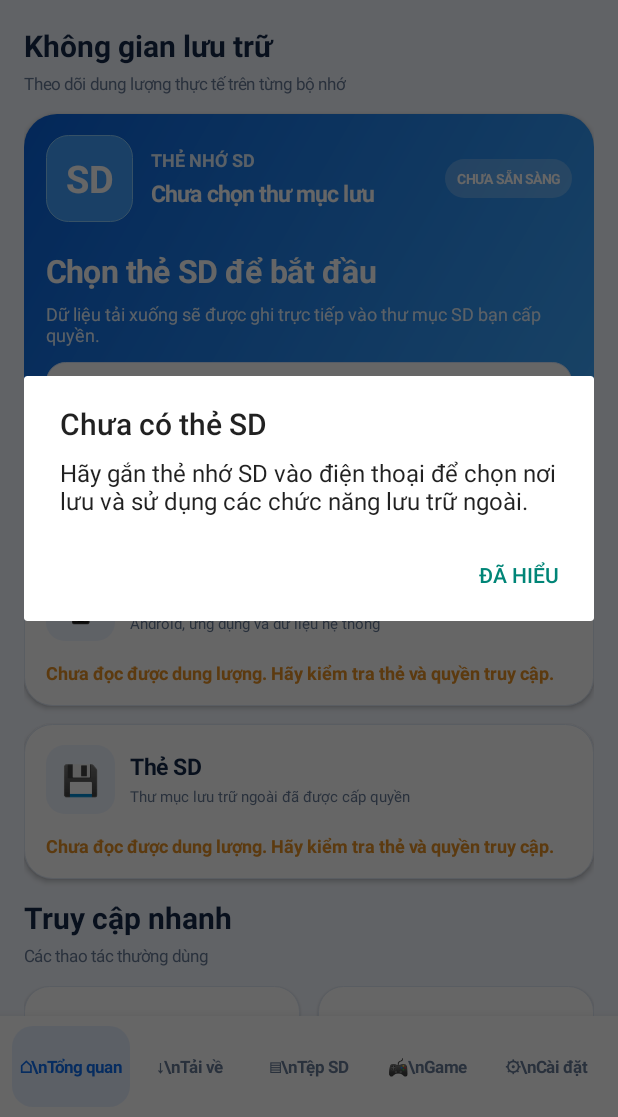
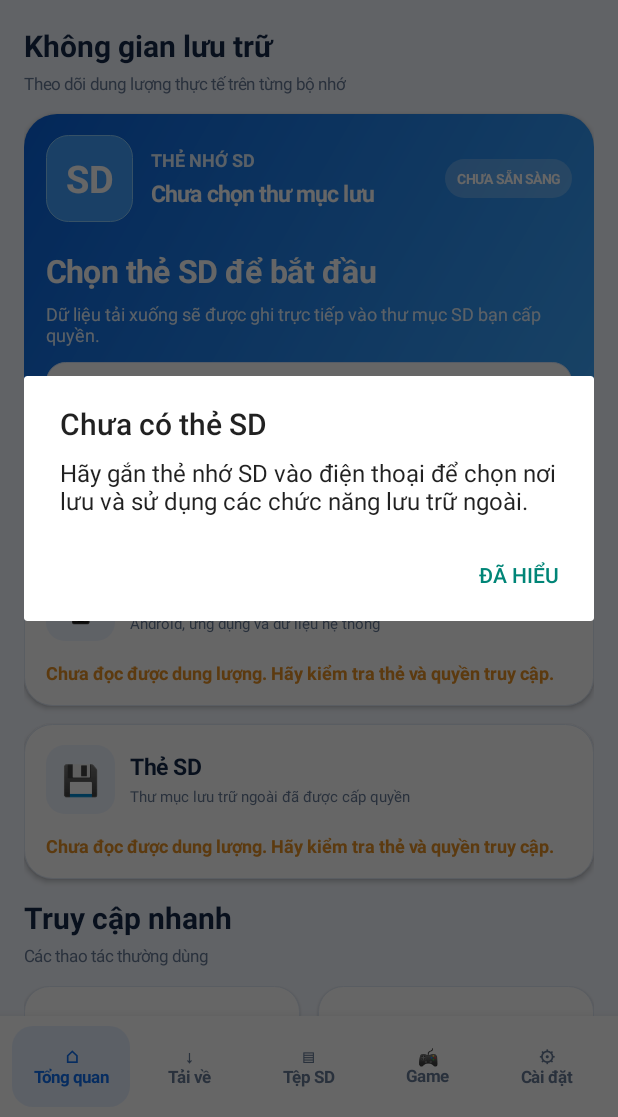
Before and after one commit to dev-nero-vn/SeverMinecraft, an Android app: the screen it shows after launch (MainActivity), on a phone screen of 412 x 824 dp, the part 119-1236 px from its top. Run offline under Robolectric (Android 15) with nearby library versions, the phone set to English and light mode, and no system bars.

Commit message:
Fix bottom navigation line breaks

```diff
--- a/app/src/main/java/com/nero/sdstorage/MainActivity.kt
+++ b/app/src/main/java/com/nero/sdstorage/MainActivity.kt
@@ -143,7 +143,7 @@ class MainActivity : Activity() {
             setBackgroundColor(Color.WHITE)
             elevation = dp(10).toFloat()
         }
-        val labels = listOf("⌂\\nTổng quan", "↓\\nTải về", "▤\\nTệp SD", "🎮\\nGame", "⚙\\nCài đặt")
+        val labels = listOf("⌂\nTổng quan", "↓\nTải về", "▤\nTệp SD", "🎮\nGame", "⚙\nCài đặt")
         val items = mutableListOf<TextView>()
         labels.forEachIndexed { index, label ->
             val item = makeText(label, 11f, muted, true).apply {
```
